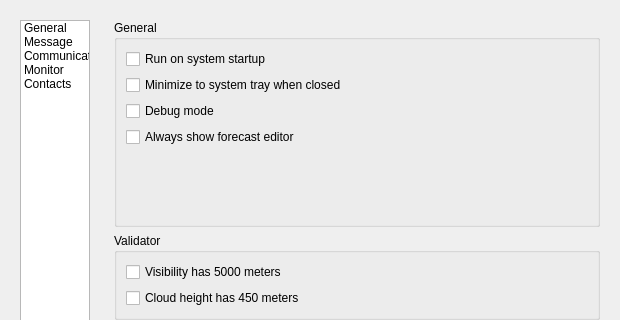
Old version of the form tafor/components/ui/setting.ui in the repository up1and/tafor; both pictures show x 0 to 620 and y 0 to 320 of the 620 by 465 pixel window.
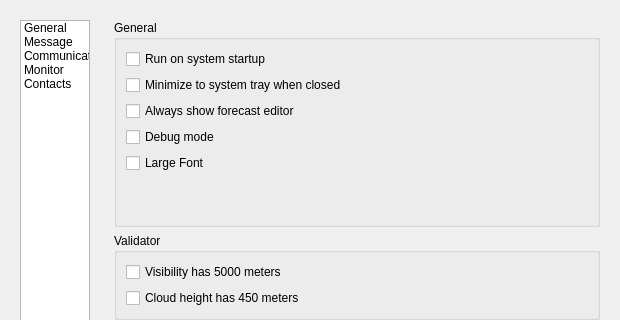
New version of the form.

Patch:
```diff
--- a/tafor/components/ui/setting.ui
+++ b/tafor/components/ui/setting.ui
@@ -86,20 +86,13 @@
               </property>
              </widget>
             </item>
-            <item row="2" column="0">
+            <item row="3" column="0">
              <widget class="QCheckBox" name="debugMode">
               <property name="text">
                <string>Debug mode</string>
               </property>
              </widget>
             </item>
-            <item row="3" column="0">
-             <widget class="QCheckBox" name="alwaysShowEditor">
-              <property name="text">
-               <string>Always show forecast editor</string>
-              </property>
-             </widget>
-            </item>
             <item row="0" column="0">
              <widget class="QCheckBox" name="runOnStart">
               <property name="text">
@@ -107,7 +100,7 @@
               </property>
              </widget>
             </item>
-            <item row="4" column="0">
+            <item row="8" column="0">
              <spacer name="verticalSpacer">
               <property name="orientation">
                <enum>Qt::Vertical</enum>
@@ -120,6 +113,20 @@
               </property>
              </spacer>
             </item>
+            <item row="4" column="0">
+             <widget class="QCheckBox" name="largeFont">
+              <property name="text">
+               <string>Large Font</string>
+              </property>
+             </widget>
+            </item>
+            <item row="2" column="0">
+             <widget class="QCheckBox" name="alwaysShowEditor">
+              <property name="text">
+               <string>Always show forecast editor</string>
+              </property>
+             </widget>
+            </item>
            </layout>
           </widget>
          </item>
```
